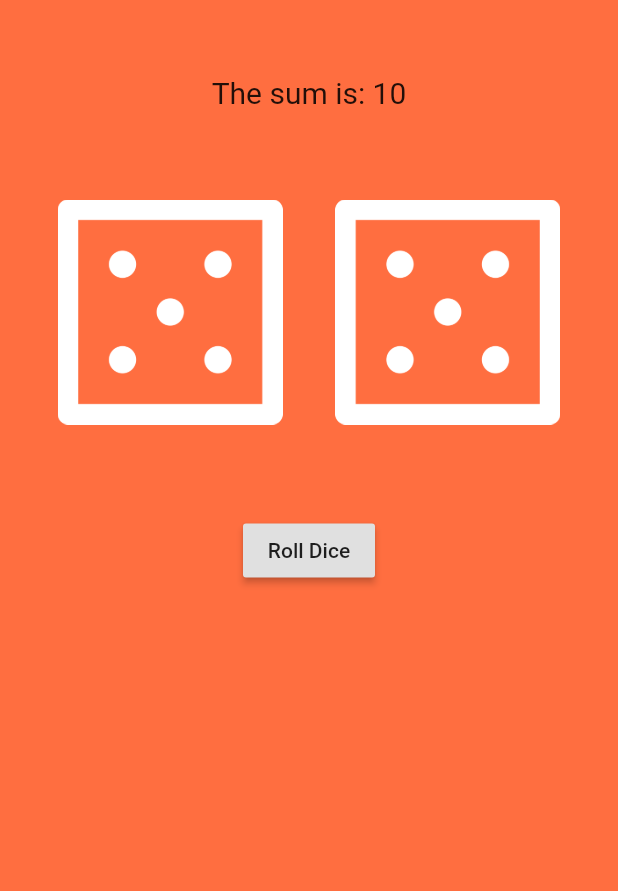
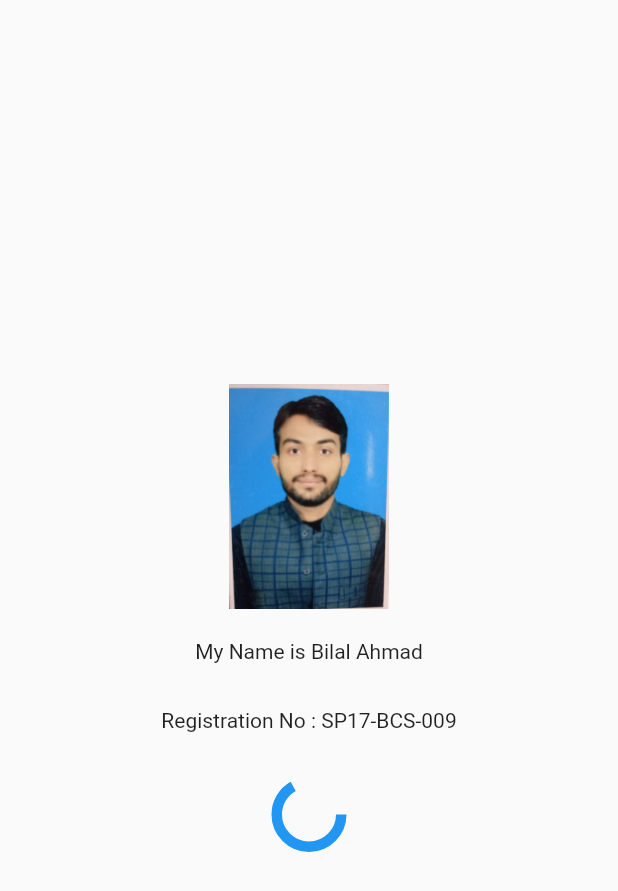
Before and after one commit to bilalahmad9/A_Dice_App_Multi_Features, a Flutter app: the first screen one second after launch, on a phone screen of 412 x 824 dp. Shown: the top 891 px of the screen. Run offline on Flutter 3.47's test engine with Material 2 defaults, Android fonts, the phone set to English and light mode, and no system bars; our stand-ins replace flutter_spinkit.

Commit message:
Splash Screen Image Add

```diff
--- a/dice_app_multi_features/lib/main.dart
+++ b/dice_app_multi_features/lib/main.dart
@@ -1,77 +1,54 @@
-import 'dart:math';
+import 'package:diceeapp/FirstPage.dart';
+import 'package:flutter/material.dart';
+import 'package:flutter_spinkit/flutter_spinkit.dart';
+import 'dart:async';
 
-import 'package:flutter/material.dart';
 
-void main() => runApp(MyApp());
+void main() => runApp(SplashScreen());
 
-class MyApp extends StatelessWidget {
-// This widget is the root of your application.
+class SplashScreen extends StatelessWidget {
   @override
   Widget build(BuildContext context) {
     return MaterialApp(
-title: 'Flutter Demo',
-theme: ThemeData(
-primarySwatch: Colors.blue,
-),
-home: MyHomePage(),
+      home: MySplashScreen(),
+      debugShowCheckedModeBanner: false,
     );
   }
 }
 
-class MyHomePage extends StatefulWidget {
-MyHomePage();
+class MySplashScreen extends StatefulWidget {
+  @override
+  _MySplashScreenState createState() => _MySplashScreenState();
+}
+
+class _MySplashScreenState extends State<MySplashScreen> {
 
   @override
-_MyHomePageState createState() => _MyHomePageState();
+  void initState() {
+    super.initState();
+
+    Timer(Duration(seconds: 5), ()=>Navigator.push(context, MaterialPageRoute(builder: (context) => MyApp())));
+
   }
-
-class _MyHomePageState extends State<MyHomePage> {
-
-var imageArray = ['dice1.png', 'dice2.png', 'dice3.png', 'dice4.png', 'dice5.png', 'dice6.png'];
-//var random = new Random();
-int randomIntForDiceOne = Random().nextInt(6);
-int randomIntForDiceTwo = Random().nextInt(6);
 
   @override
   Widget build(BuildContext context) {
+    return Scaffold(
+      body: Column(
+        mainAxisAlignment: MainAxisAlignment.center,
+        crossAxisAlignment: CrossAxisAlignment.center,
+        children: <Widget>[
+          Image.asset('images/mypic.jpg', height: 150.0, width: 150,),
+          SizedBox(height: 20,),
+          Text('My Name is Bilal Ahmad',),
+          SizedBox(height: 30,),
+          Text("Registration No : SP17-BCS-009"),
 
-return Scaffold(
-backgroundColor: Colors.deepOrangeAccent,
-body: Padding(
-padding: const EdgeInsets.fromLTRB(21, 50, 21, 50),
-child: Column(
-children: <Widget>[
-Padding(
-padding: const EdgeInsets.only(bottom: 60),
-child: Text('The sum is: '+ (randomIntForDiceOne + randomIntForDiceTwo + 2).toString(),
-style: TextStyle(
-fontSize: 20,
-),
-),
-),
-Row(
-mainAxisAlignment: MainAxisAlignment.spaceAround,
-children: <Widget>[
-Image.asset('images/'+imageArray[randomIntForDiceOne], height: 150, width: 150,),
-Image.asset('images/'+imageArray[randomIntForDiceTwo], height: 150, width: 150,),
+          SizedBox( height: 30.0),
+
+          SpinKitRipple(color: Colors.blue),
         ],
       ),
-Padding(
-padding: const EdgeInsets.only(top: 60),
-child: RaisedButton(onPressed: changeImage,
-child: Text('Roll Dice'),
-),
-)
-],
-),
-)
     );
   }
-
-void changeImage() {
-setState(() {
-randomIntForDiceOne = Random().nextInt(6);
-randomIntForDiceTwo = Random().nextInt(6);
-});
 }
-}
--- a/dice_app_multi_features/pubspec.yaml
+++ b/dice_app_multi_features/pubspec.yaml
@@ -11,6 +11,7 @@ dependencies:
     sdk: flutter
 
   cupertino_icons: ^0.1.2
+  flutter_spinkit: "^4.1.2"
 
 dev_dependencies:
   flutter_test:
```
Also changed, not shown: dice_app_multi_features/lib/FirstPage.dart (added, +77 -0 lines), dice_app_multi_features/images/mypic.jpg (added), dice_app_multi_features/pubspec.lock. Lines whose indentation alone changed are shown as unchanged.
